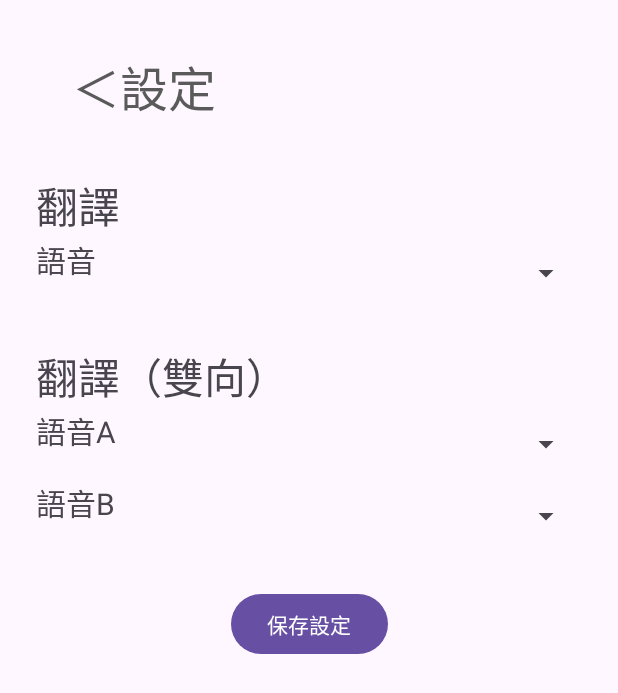
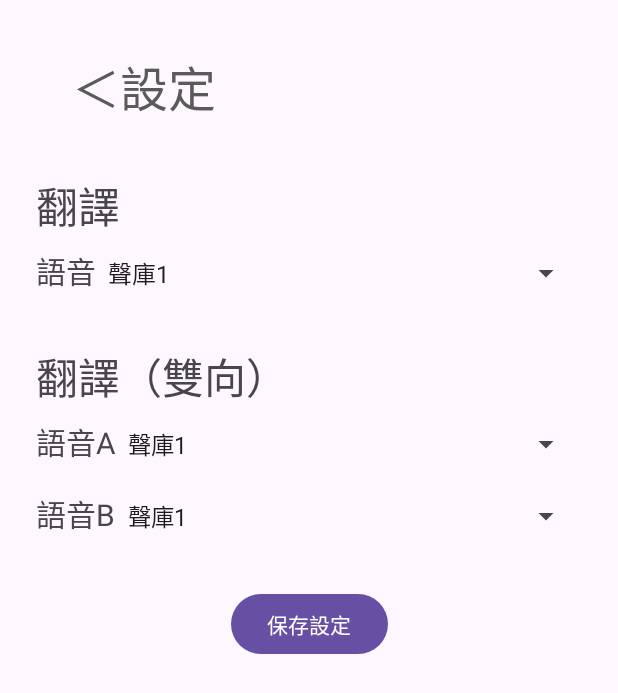
Before and after one commit to JasonMeteor/GraduationProject, an Android app: the Setting screen opened directly, with no data from a screen before it, on a phone screen of 412 x 824 dp. Shown: the top 693 px of the screen. Run offline under Robolectric (Android 15) with nearby library versions, the phone set to English and light mode, and no system bars.

Commit message:
更新保存設置

```diff
--- a/app/src/main/java/mobileapp/graduationproject/Setting.java
+++ b/app/src/main/java/mobileapp/graduationproject/Setting.java
@@ -1,9 +1,15 @@
 package mobileapp.graduationproject;
 
 import android.content.Intent;
+import android.content.SharedPreferences;
 import android.os.Bundle;
+import android.util.Log;
 import android.view.View;
+import android.widget.AdapterView;
+import android.widget.ArrayAdapter;
 import android.widget.Button;
+import android.widget.Spinner;
+import android.widget.Toast;
 
 import androidx.activity.EdgeToEdge;
 import androidx.appcompat.app.AppCompatActivity;
@@ -13,7 +19,12 @@ import androidx.core.view.WindowInsetsCompat;
 
 public class Setting extends AppCompatActivity {
 
-    private Button btnBack;
+    private Button btnBack, btnSave;
+    private Spinner spnSoloVoice, spnDuelVoiceA, spnDuelVoiceB;
+
+    String[] dummySoundDatabase = new String[] {"聲庫1", "聲庫2", "聲庫3"}; // 下拉式選單的內容
+
+    private int selectedSoloVoice, selectedDuelVoiceA, selectedDuelVoiceB;
 
     @Override
     protected void onCreate(Bundle savedInstanceState) {
@@ -27,16 +38,104 @@ public class Setting extends AppCompatActivity {
         });
 
         btnBack = findViewById(R.id.btn_fromSettingToMain);
+        btnSave = findViewById(R.id.btn_save_setting);
+        spnSoloVoice = findViewById(R.id.spn_single_trans);
+        spnDuelVoiceA = findViewById(R.id.spn_double_trans_A);
+        spnDuelVoiceB = findViewById(R.id.spn_double_trans_B);
+
+        loadSetting();
+
+        // 下拉式選單設定
+        ArrayAdapter<String> adapterVoice = new ArrayAdapter<String>(this, android.R.layout.simple_spinner_item, dummySoundDatabase);
+        adapterVoice.setDropDownViewResource(android.R.layout.simple_spinner_dropdown_item);
+        spnSoloVoice.setAdapter(adapterVoice);
+        spnDuelVoiceA.setAdapter(adapterVoice);
+        spnDuelVoiceB.setAdapter(adapterVoice);
+
+        // 下拉式選單監聽
+        AdapterView.OnItemSelectedListener spnSoloListener = new AdapterView.OnItemSelectedListener() {
+            @Override
+            public void onItemSelected(AdapterView<?> parent, View view, int position, long id) {
+                selectedSoloVoice = position;
+            }
+
+            @Override
+            public void onNothingSelected(AdapterView<?> parent) {
+
+            }
+        };
+
+        // 下拉式選單監聽
+        AdapterView.OnItemSelectedListener spnDuelAListener = new AdapterView.OnItemSelectedListener() {
+            @Override
+            public void onItemSelected(AdapterView<?> parent, View view, int position, long id) {
+                selectedDuelVoiceA = position;
+            }
+
+            @Override
+            public void onNothingSelected(AdapterView<?> parent) {
+
+            }
+        };
+
+        // 下拉式選單監聽
+        AdapterView.OnItemSelectedListener spnDuelBListener = new AdapterView.OnItemSelectedListener() {
+            @Override
+            public void onItemSelected(AdapterView<?> parent, View view, int position, long id) {
+                selectedDuelVoiceB = position;
+            }
+
+            @Override
+            public void onNothingSelected(AdapterView<?> parent) {
+
+            }
+        };
 
         View.OnClickListener btnListener = new View.OnClickListener() {
             @Override
             public void onClick(View v) {
-                Intent intent = new Intent();
-                intent.setClass(Setting.this, MainActivity.class);
-                startActivity(intent);
+                int id = v.getId();
+                if (id == R.id.btn_fromSettingToMain) {
+                    Intent intent = new Intent();
+                    intent.setClass(Setting.this, MainActivity.class);
+                    startActivity(intent);
+                } else if (id == R.id.btn_save_setting) {
+                    saveSetting();
+                }
             }
         };
 
         btnBack.setOnClickListener(btnListener);
+        btnSave.setOnClickListener(btnListener);
+        spnSoloVoice.setOnItemSelectedListener(spnSoloListener);
+        spnSoloVoice.setSelection(selectedSoloVoice); //預設選擇
+        spnDuelVoiceA.setOnItemSelectedListener(spnDuelAListener);
+        spnDuelVoiceA.setSelection(selectedDuelVoiceA); //預設選擇
+        spnDuelVoiceB.setOnItemSelectedListener(spnDuelBListener);
+        spnDuelVoiceB.setSelection(selectedDuelVoiceB); //預設選擇
+    }
+
+    private void saveSetting() {
+        SharedPreferences sharedPreferences = getSharedPreferences("Settings", MODE_PRIVATE); // 保存設置的物件
+        SharedPreferences.Editor editor = sharedPreferences.edit();
+        editor.putInt("SoloVoiceBank", selectedSoloVoice);
+        editor.putInt("DuelVoiceBankA", selectedDuelVoiceA);
+        editor.putInt("DuelVoiceBankB", selectedDuelVoiceB);
+        editor.apply();
+
+        Log.d("CheckSave", "Solo: " + selectedSoloVoice);
+        Log.d("CheckSave", "DuelA: " + selectedDuelVoiceA);
+        Log.d("CheckSave", "DuelB: " + selectedDuelVoiceB);
+    }
+
+    private void loadSetting() {
+        SharedPreferences sharedPreferences = getSharedPreferences("Settings", MODE_PRIVATE); // 讀取設置的物件
+        selectedSoloVoice = sharedPreferences.getInt("SoloVoiceBank", 0);
+        selectedDuelVoiceA = sharedPreferences.getInt("DuelVoiceBankA", 0);
+        selectedDuelVoiceB = sharedPreferences.getInt("DuelVoiceBankB", 0);
+
+        Log.d("CheckLoad", "Solo: " + selectedSoloVoice);
+        Log.d("CheckLoad", "DuelA: " + selectedDuelVoiceA);
+        Log.d("CheckLoad", "DuelB: " + selectedDuelVoiceB);
     }
 }
--- a/app/src/main/java/mobileapp/graduationproject/Translation.java
+++ b/app/src/main/java/mobileapp/graduationproject/Translation.java
@@ -82,7 +82,7 @@ public class Translation extends AppCompatActivity {
             @Override
             public void onItemSelected(AdapterView<?> parent, View view, int position, long id) {
                 selectedTrans = (int)id + 1;
-                Toast.makeText(Translation.this, "FLAG = " + selectedTrans, Toast.LENGTH_SHORT).show();
+                //Toast.makeText(Translation.this, "FLAG = " + selectedTrans, Toast.LENGTH_SHORT).show();
             }
 
             @Override
--- a/app/src/main/res/layout/activity_setting.xml
+++ b/app/src/main/res/layout/activity_setting.xml
@@ -50,7 +50,7 @@
             android:textSize="20sp" />
 
         <Spinner
-            android:id="@+id/spinner"
+            android:id="@+id/spn_single_trans"
             android:layout_width="match_parent"
             android:layout_height="48dp" />
     </LinearLayout>
@@ -88,7 +88,7 @@
                 android:textSize="20sp" />
 
             <Spinner
-                android:id="@+id/spinner2"
+                android:id="@+id/spn_double_trans_A"
                 android:layout_width="match_parent"
                 android:layout_height="48dp"
                 android:layout_weight="1" />
@@ -106,7 +106,7 @@
                 android:textSize="20sp" />
 
             <Spinner
-                android:id="@+id/spinner3"
+                android:id="@+id/spn_double_trans_B"
                 android:layout_width="match_parent"
                 android:layout_height="48dp"
                 android:layout_weight="1" />
@@ -115,7 +115,7 @@
     </TableLayout>
 
     <Button
-        android:id="@+id/button5"
+        android:id="@+id/btn_save_setting"
         android:layout_width="wrap_content"
         android:layout_height="wrap_content"
         android:layout_marginTop="24dp"
```
